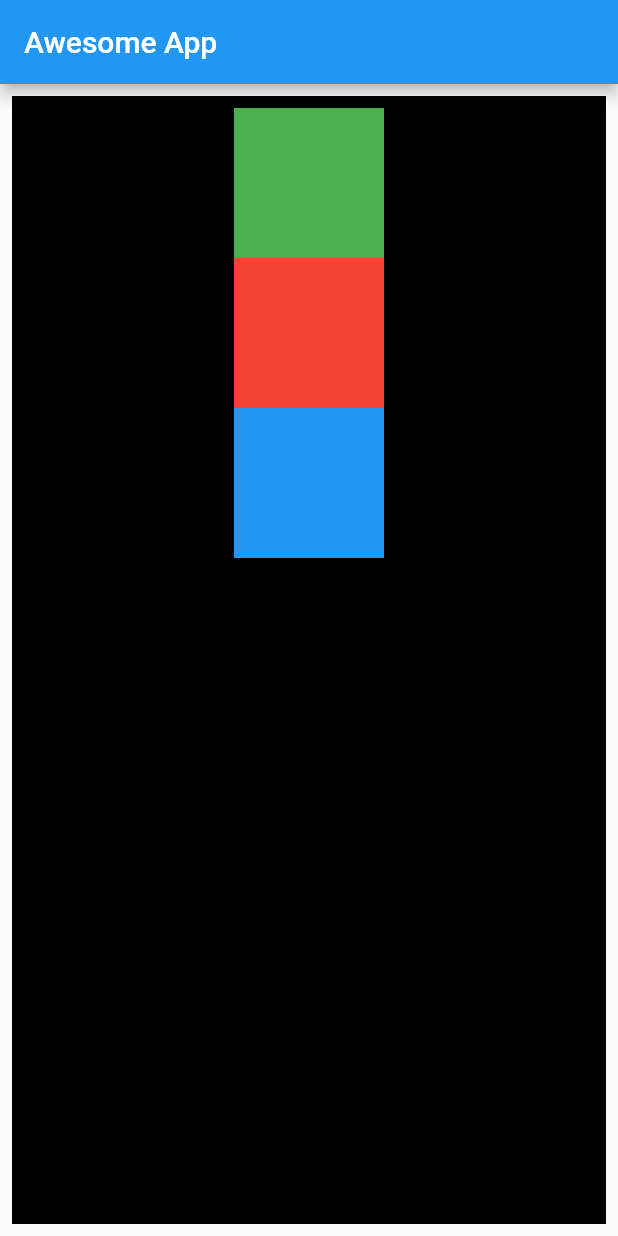
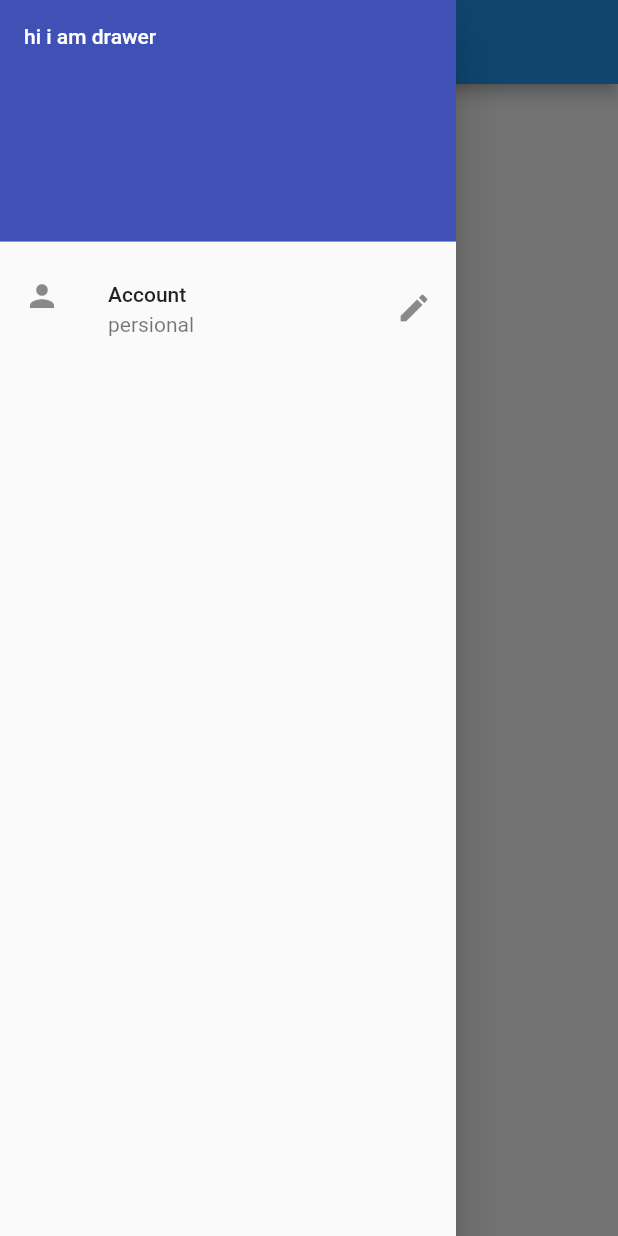
Before and after one commit to Biswajit1729/flutter_projects, a Flutter app: the screen it shows after launch, with the side drawer open (before the commit the screen has no drawer), on a phone screen of 412 x 824 dp. Run offline on Flutter 3.47's test engine with Material 2 defaults, Android fonts, the phone set to English and light mode, and no system bars; our stand-ins replace simple_animations.

Commit message:
cheapter 4

```diff
--- a/awesomeApp/lib/main.dart
+++ b/awesomeApp/lib/main.dart
@@ -11,41 +11,25 @@ class HomePage extends StatelessWidget {
   Widget build(BuildContext context) {
     return Scaffold(
       appBar: AppBar(title: Text('Awesome App')),
-      body: Padding(
-        padding: const EdgeInsets.all(8.0),
-        child: Align(
-          child: Container(
-            height: MediaQuery.of(context).size.height,
-            width: MediaQuery.of(context).size.width,
-            color: Colors.black,
-            child: Padding(
-              padding: const EdgeInsets.all(8.0),
-              child: Column(
-                mainAxisAlignment: MainAxisAlignment.start,
-                crossAxisAlignment: CrossAxisAlignment.center,
-                children: [
-                  Container(
-                    padding: const EdgeInsets.all(8),
-                    width: 100,
-                    height: 100,
-                    color: Colors.green,
-                  ),
-                  Container(
-                    padding: const EdgeInsets.all(8),
-                    width: 100,
-                    height: 100,
-                    color: Colors.red,
-                  ),
-                  Container(
-                    padding: const EdgeInsets.all(8),
-                    width: 100,
-                    height: 100,
-                    color: Colors.blue,
-                  )
-                ],
+      body: Container(),
+      drawer: Drawer(
+        child: ListView(
+          padding: EdgeInsets.zero,
+          children: [
+            DrawerHeader(
+              child: Text(
+                'hi i am drawer',
+                style: TextStyle(color: Colors.white),
               ),
+              decoration: BoxDecoration(color: Colors.indigo),
             ),
-          ),
+            ListTile(
+              leading: Icon(Icons.person),
+              title: Text('Account'),
+              subtitle: Text('persional'),
+              trailing: Icon(Icons.edit),
+            )
+          ],
         ),
       ),
     );
```
